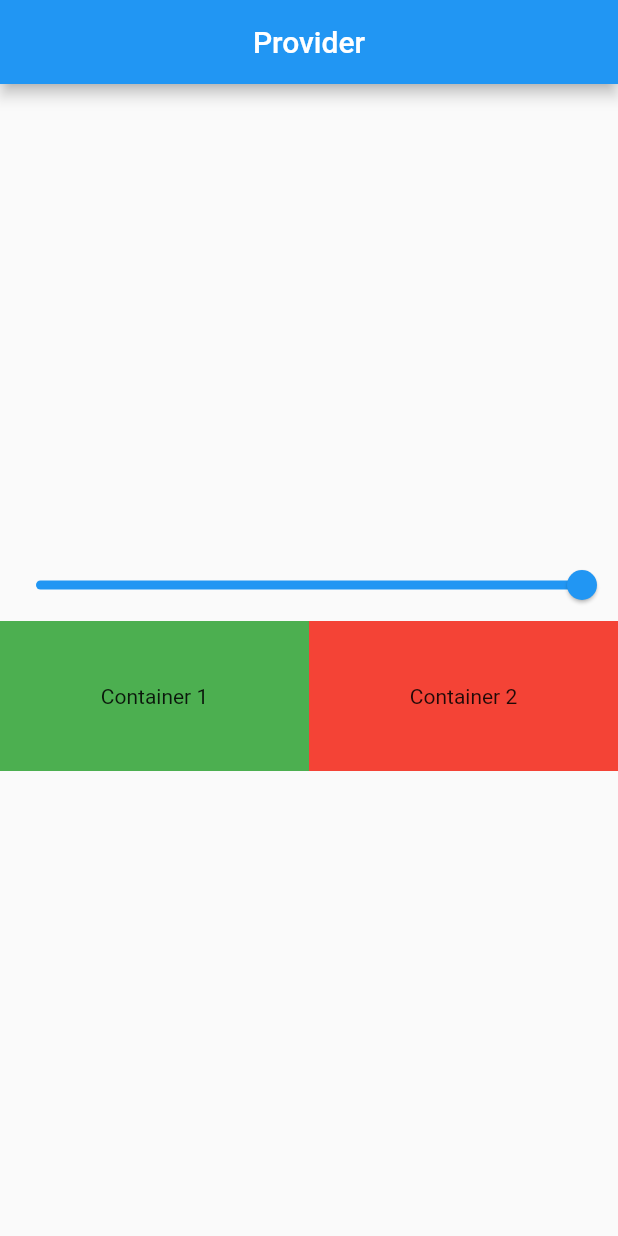
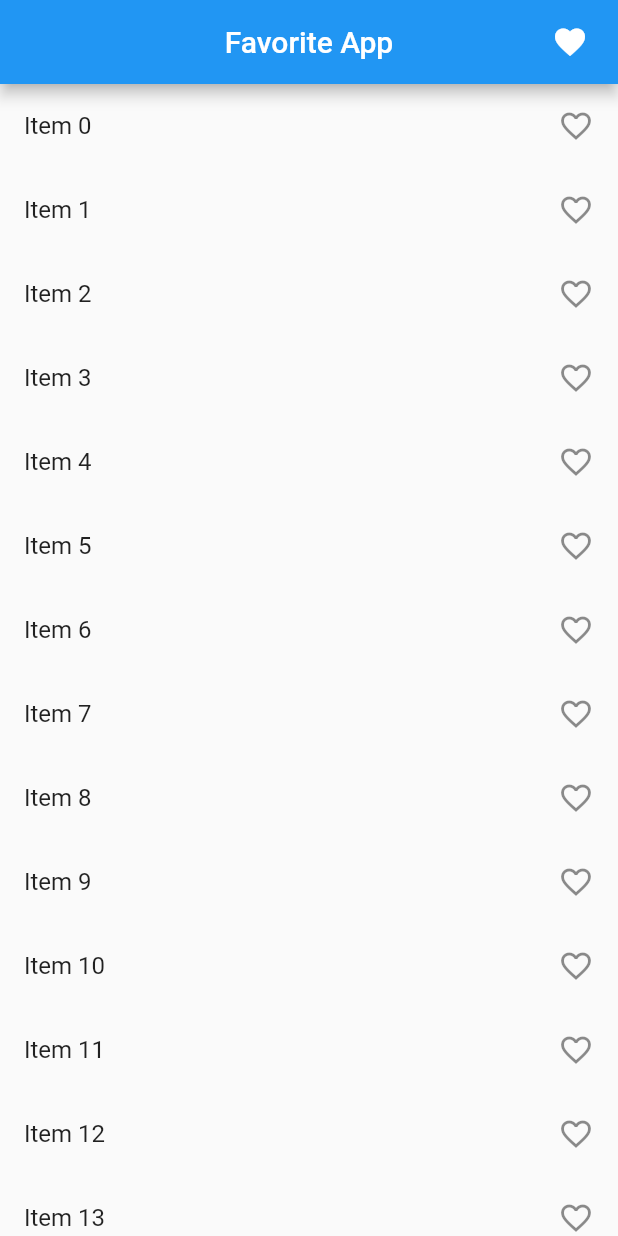
Before and after one commit to HaxOfficial/flutter_provider, a Flutter app: the screen it shows after launch, on a phone screen of 412 x 824 dp. Run offline on Flutter 3.47's test engine with Material 2 defaults, Android fonts, the phone set to English and light mode, and no system bars.

Commit message:
Flutter Multiple Provider with ListView

```diff
--- /dev/null
+++ b/lib/Provider/favourite_provider.dart
@@ -0,0 +1,19 @@
+import 'package:flutter/foundation.dart';
+
+class FavouriteItemProvider with ChangeNotifier {
+
+  List<int> _selectedItem = [];
+
+  List<int> get selectedItem => _selectedItem;
+
+  void addItem(int value) {
+    _selectedItem.add(value);
+    notifyListeners();
+  }
+
+  void removeItem(int value) {
+    _selectedItem.remove(value);
+    notifyListeners();
+  }
+
+}
--- /dev/null
+++ b/lib/Screens/favourite/favourite_screen.dart
@@ -0,0 +1,67 @@
+import 'package:flutter/material.dart';
+import 'package:flutter_provider/Provider/favourite_provider.dart';
+import 'package:flutter_provider/Screens/favourite/my_favorite.dart';
+import 'package:provider/provider.dart';
+
+class FavouriteScreen extends StatefulWidget {
+  const FavouriteScreen({super.key});
+
+  @override
+  State<FavouriteScreen> createState() => _FavouriteScreenState();
+}
+
+class _FavouriteScreenState extends State<FavouriteScreen> {
+  // List<int> selectedItem = [];
+
+  @override
+  Widget build(BuildContext context) {
+    // final favouriteProvider = Provider.of<FavouriteItemProvider>(context);
+
+    print("build");
+    return Scaffold(
+      appBar: AppBar(
+        title: Text("Favorite App"),
+        centerTitle: true,
+        actions: [
+          InkWell(
+              onTap: () {
+                Navigator.push(
+                    context,
+                    MaterialPageRoute(
+                        builder: (context) => MyFavouriteItemScreen()));
+              },
+              child: Icon(Icons.favorite)),
+          SizedBox(
+            width: 20,
+          )
+        ],
+      ),
+      body: Column(
+        children: [
+          Expanded(
+            child: ListView.builder(
+                itemCount: 60,
+                itemBuilder: (context, index) {
+                  return Consumer<FavouriteItemProvider>(
+                      builder: (context, value, child) {
+                    return ListTile(
+                      onTap: () {
+                        if (value.selectedItem.contains(index)) {
+                          value.removeItem(index);
+                        } else {
+                          value.addItem(index);
+                        }
+                      },
+                      title: Text("Item $index"),
+                      trailing: Icon(value.selectedItem.contains(index)
+                          ? Icons.favorite
+                          : Icons.favorite_border_outlined),
+                    );
+                  });
+                }),
+          ),
+        ],
+      ),
+    );
+  }
+}
--- a/lib/main.dart
+++ b/lib/main.dart
@@ -1,7 +1,9 @@
 import 'package:flutter/material.dart';
 import 'package:flutter_provider/Provider/example_one_provider.dart';
+import 'package:flutter_provider/Provider/favourite_provider.dart';
 import 'package:flutter_provider/Screens/count_example.dart';
 import 'package:flutter_provider/Screens/example_one.dart';
+import 'package:flutter_provider/Screens/favourite/favourite_screen.dart';
 import 'package:provider/provider.dart';
 
 import 'Provider/count_provider.dart';
@@ -36,12 +38,14 @@ class MyApp extends StatelessWidget {
       providers: [
         ChangeNotifierProvider(create: (_) => CountProvider()),
         ChangeNotifierProvider(create: (_) => ExampleOneProvider()),
+        ChangeNotifierProvider(create: (_) => FavouriteItemProvider()),
+
       ],
       child: MaterialApp(
         title: 'Flutter Demo',
         debugShowCheckedModeBanner: false,
         theme: ThemeData(),
-        home: const ExampleOneScreen(),
+        home: const FavouriteScreen(),
       ),
     );
 
```
Also changed, not shown: lib/Screens/favourite/my_favorite.dart (added, +65 -0 lines).
